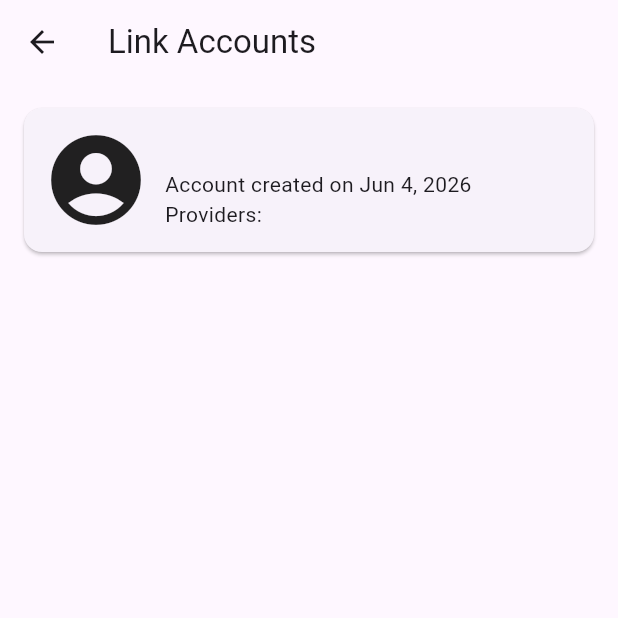
After one commit to ketr4x/PingPal, a Flutter app: the ProfileEditScreen screen opened directly, after a tap on "Link Accounts", on a phone screen of 412 x 824 dp, the top half of it. The commit adds this screen. Run offline on Flutter 3.47's test engine with Material 3 defaults, Android fonts, the phone set to English and light mode, and no system bars; our stand-ins replace adaptive_theme, cached_network_image, cloud_firestore, firebase_auth, firebase_core, firebase_crashlytics and 9 more; missing offline and left inert: flutter_map_marker_cluster; accounts and stored records are empty; generated files the repository leaves out were written again.

Commit message:
feat: add Link Account screen and integrate into profile edit flow, add a widgets.dart file

```diff
--- a/lib/helpers.dart
+++ b/lib/helpers.dart
@@ -7,61 +7,13 @@ import 'package:provider/provider.dart';
 import 'handlers/database_handler.dart';
 import 'screens/login_screen.dart';
 import 'providers/ping_provider.dart';
-import 'screens/map_screen.dart';
 import 'screens/pager_screen.dart';
-import 'screens/friends_screen.dart';
-import 'screens/profile_screen.dart';
 import 'globals.dart';
 
 void printDebug(String text) {
   if (kDebugMode) {
     print(text);
   }
-}
-
-BottomNavigationBar bottomNavBar(BuildContext context, int currentIndex) {
-  return BottomNavigationBar(
-    items: [
-      BottomNavigationBarItem(
-        icon: Icon(Icons.notification_add),
-        label: 'Pager',
-      ),
-      BottomNavigationBarItem(icon: Icon(Icons.contacts), label: 'Friends'),
-      BottomNavigationBarItem(icon: Icon(Icons.map), label: 'Map'),
-      BottomNavigationBarItem(
-        icon: Icon(Icons.account_circle),
-        label: 'Profile',
-      ),
-    ],
-    currentIndex: currentIndex,
-    selectedItemColor: Theme.of(context).colorScheme.primary,
-    unselectedItemColor: Theme.of(context).colorScheme.onSurfaceVariant,
-    showUnselectedLabels: true,
-    type: BottomNavigationBarType.fixed,
-    onTap: (index) {
-      Widget page;
-      switch (index) {
-        case 0:
-          page = PagerScreen();
-          break;
-        case 1:
-          page = FriendsScreen();
-          break;
-        case 2:
-          page = MapScreen();
-          break;
-        case 3:
-          page = ProfileScreen();
-          break;
-        default:
-          return;
-      }
-      Navigator.pushReplacement(
-        context,
-        MaterialPageRoute(builder: (context) => page),
-      );
-    },
-  );
 }
 
 String getUid() {
--- a/lib/screens/friends_screen.dart
+++ b/lib/screens/friends_screen.dart
@@ -1,6 +1,7 @@
 import 'package:flutter/material.dart';
 import 'package:cloud_firestore/cloud_firestore.dart';
 
+import '../widgets.dart';
 import '../helpers.dart';
 import '../handlers/database_handler.dart';
 import 'add_friend_screen.dart';
--- /dev/null
+++ b/lib/screens/link_account_screen.dart
@@ -0,0 +1,99 @@
+import 'package:cached_network_image/cached_network_image.dart';
+import 'package:cloud_firestore/cloud_firestore.dart';
+import 'package:firebase_auth/firebase_auth.dart';
+import 'package:flutter/material.dart';
+import 'package:intl/intl.dart';
+
+import '../handlers/database_handler.dart';
+import '../helpers.dart';
+
+class LinkAccountScreen extends StatefulWidget {
+  const LinkAccountScreen({super.key});
+
+  @override
+  State<LinkAccountScreen> createState() => _LinkAccountScreenState();
+}
+
+class _LinkAccountScreenState extends State<LinkAccountScreen> {
+  String? uid;
+  String username = "Unknown";
+  DateTime? accountCreated;
+  String photoUrl = '';
+  List<String> providers = [];
+
+  @override
+  void initState() {
+    super.initState();
+    _initProfileData();
+    _getProviders();
+  }
+
+  Future<void> _initProfileData() async {
+    final currentUid = getUid();
+    final currentUsername = await getUsernameByUid(currentUid);
+
+    final userDoc = await db.collection('Users').doc(currentUid).get();
+
+    final timestamp = userDoc['account_created'] as Timestamp?;
+    final time = timestamp?.toDate().toLocal();
+
+    if (!mounted) return;
+    setState(() {
+      uid = currentUid;
+      username = currentUsername;
+      accountCreated = time;
+      photoUrl = userDoc['photoUrl'];
+    });
+  }
+
+  void _getProviders() {
+    final user = FirebaseAuth.instance.currentUser;
+    setState(() {
+      providers = user!.providerData.map((info) => info.providerId).toList();
+    });
+  }
+
+  @override
+  Widget build(BuildContext context) {
+    return Scaffold(
+      appBar: AppBar(title: Text('Link Accounts')),
+      body: Center(
+        child: Padding(
+          padding: const EdgeInsets.all(12),
+          child: Column(
+            children: [
+              Card(
+                child: Padding(
+                  padding: const EdgeInsets.all(12),
+                  child: Row(
+                    spacing: 10,
+                    children: [
+                      photoUrl != ''
+                          ? CircleAvatar(
+                              radius: 36,
+                              backgroundImage: CachedNetworkImageProvider(
+                                photoUrl,
+                              ),
+                            )
+                          : Icon(Icons.account_circle, size: 72),
+                      Column(
+                        crossAxisAlignment: .start,
+                        children: [
+                          Text(username, style: TextStyle(fontSize: 18)),
+                          Text(
+                            'Account created on ${accountCreated != null ? DateFormat.yMMMd().format(accountCreated!) : 'Unknown'}',
+                          ),
+                          Text('Providers: ${providers.join(', ')}', overflow: .clip,)
+                        ],
+                      ),
+                    ],
+                  ),
+                ),
+              ),
+            ],
+          ),
+        ),
+      ),
+    );
+  }
+}
--- a/lib/screens/login_screen.dart
+++ b/lib/screens/login_screen.dart
@@ -1,8 +1,8 @@
 import 'package:firebase_auth/firebase_auth.dart';
 import 'package:flutter/material.dart';
 import 'package:google_sign_in/google_sign_in.dart';
-import 'package:flutter_svg/flutter_svg.dart';
 
+import '../widgets.dart';
 import 'choose_username_screen.dart';
 import '../handlers/database_handler.dart';
 import '../helpers.dart';
@@ -22,16 +22,6 @@ class _LoginScreenState extends State<LoginScreen> {
   bool userLoggedIn = false;
   bool userComplete = false;
   bool userChecked = false;
-
-  Row buildLoginRow(String icon, double size) {
-    return Row(
-      children: [
-        SvgPicture.asset('assets/logos/$icon.svg', height: size, width: size),
-        SizedBox(width: 14),
-        Text('Sign in ${icon == "google" ? 'with Google' : 'as a guest'}'),
-      ],
-    );
-  }
 
   @override
   void initState() {
--- a/lib/screens/map_screen.dart
+++ b/lib/screens/map_screen.dart
@@ -8,6 +8,7 @@ import 'package:url_launcher/url_launcher.dart';
 import '../handlers/database_handler.dart';
 import '../handlers/location_service.dart';
 import '../helpers.dart';
+import '../widgets.dart';
 
 class MapScreen extends StatefulWidget {
   const MapScreen({super.key});
--- a/lib/screens/pager_screen.dart
+++ b/lib/screens/pager_screen.dart
@@ -3,6 +3,7 @@ import 'package:flutter/material.dart';
 
 import '../handlers/database_handler.dart';
 import '../helpers.dart';
+import '../widgets.dart';
 
 class PagerScreen extends StatefulWidget {
   const PagerScreen({super.key});
--- a/lib/screens/profile_edit_screen.dart
+++ b/lib/screens/profile_edit_screen.dart
@@ -4,6 +4,7 @@ import 'package:flutter/material.dart';
 import 'package:image_cropper/image_cropper.dart';
 import 'package:image_picker/image_picker.dart';
 
+import 'link_account_screen.dart';
 import '../helpers.dart';
 import 'change_username_screen.dart';
 import '../handlers/database_handler.dart';
@@ -136,6 +137,20 @@ class _ProfileEditScreenState extends State<ProfileEditScreen> {
                 ),
               ),
               ListTile(
+                title: Text('Link accounts'),
+                trailing: ElevatedButton(
+                  onPressed: () async {
+                    Navigator.push(
+                      context,
+                      MaterialPageRoute(
+                        builder: (context) => LinkAccountScreen(),
+                      ),
+                    );
+                  },
+                  child: Text('Link Accounts'),
+                ),
+              ),
+              ListTile(
                 title: Text('Sign out'),
                 trailing: FilledButton(
                   onPressed: () async {
--- a/lib/screens/profile_screen.dart
+++ b/lib/screens/profile_screen.dart
@@ -6,6 +6,7 @@ import 'profile_edit_screen.dart';
 import 'settings_screen.dart';
 import '../handlers/database_handler.dart';
 import '../helpers.dart';
+import '../widgets.dart';
 
 class ProfileScreen extends StatefulWidget {
   const ProfileScreen({super.key});
--- /dev/null
+++ b/lib/widgets.dart
@@ -0,0 +1,62 @@
+import 'package:flutter/material.dart';
+import 'package:flutter_svg/svg.dart';
+
+import 'screens/map_screen.dart';
+import 'screens/pager_screen.dart';
+import 'screens/friends_screen.dart';
+import 'screens/profile_screen.dart';
+
+Row buildLoginRow(String icon, double size) {
+  return Row(
+    children: [
+      SvgPicture.asset('assets/logos/$icon.svg', height: size, width: size),
+      SizedBox(width: 14),
+      Text('Sign in ${icon == "google" ? 'with Google' : 'as a guest'}'),
+    ],
+  );
+}
+
+BottomNavigationBar bottomNavBar(BuildContext context, int currentIndex) {
+  return BottomNavigationBar(
+    items: [
+      BottomNavigationBarItem(
+        icon: Icon(Icons.notification_add),
+        label: 'Pager',
+      ),
+      BottomNavigationBarItem(icon: Icon(Icons.contacts), label: 'Friends'),
+      BottomNavigationBarItem(icon: Icon(Icons.map), label: 'Map'),
+      BottomNavigationBarItem(
+        icon: Icon(Icons.account_circle),
+        label: 'Profile',
+      ),
+    ],
+    currentIndex: currentIndex,
+    selectedItemColor: Theme.of(context).colorScheme.primary,
+    unselectedItemColor: Theme.of(context).colorScheme.onSurfaceVariant,
+    showUnselectedLabels: true,
+    type: BottomNavigationBarType.fixed,
+    onTap: (index) {
+      Widget page;
+      switch (index) {
+        case 0:
+          page = PagerScreen();
+          break;
+        case 1:
+          page = FriendsScreen();
+          break;
+        case 2:
+          page = MapScreen();
+          break;
+        case 3:
+          page = ProfileScreen();
+          break;
+        default:
+          return;
+      }
+      Navigator.pushReplacement(
+        context,
+        MaterialPageRoute(builder: (context) => page),
+      );
+    },
+  );
+}
--- a/pubspec.yaml
+++ b/pubspec.yaml
@@ -55,6 +55,7 @@ dependencies:
   firebase_storage: ^13.4.2
   image_cropper: ^12.2.1
   cached_network_image: ^3.4.1
+  intl: ^0.20.2
 
 dev_dependencies:
   flutter_test:
```
